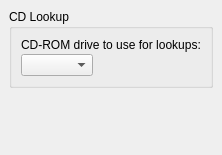
Before: the Qt Designer form ui/options_cdlookup_win32.ui in metabrainz/picard, drawn with Qt 5.
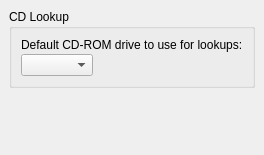
After: the same form once the commit is applied.

Commit message: Add 'default' to description in 'Options - CD Lookup'. (#2477)

```diff
--- a/ui/options_cdlookup_win32.ui
+++ b/ui/options_cdlookup_win32.ui
@@ -5,7 +5,7 @@
    <rect>
     <x>0</x>
     <y>0</y>
-    <width>217</width>
+    <width>255</width>
     <height>155</height>
    </rect>
   </property>
@@ -31,7 +31,7 @@
       <item row="0" column="0" >
        <widget class="QLabel" name="cd_lookup_" >
         <property name="text" >
-         <string>CD-ROM drive to use for lookups:</string>
+         <string>Default CD-ROM drive to use for lookups:</string>
         </property>
         <property name="buddy" >
          <cstring>cd_lookup_device</cstring>
```
The commit also changes 1 other file.
